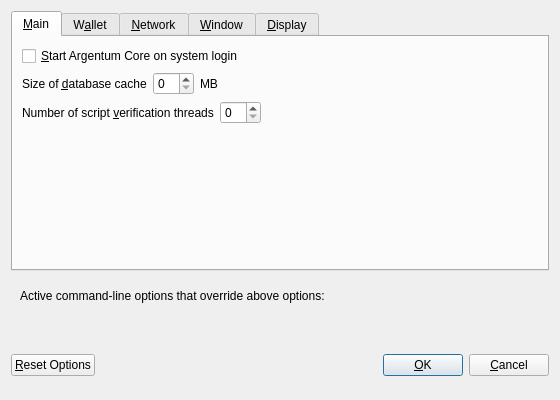
Before: the Qt Designer form src/qt/forms/optionsdialog.ui in jcomeauictx/argentum, drawn with Qt 5.
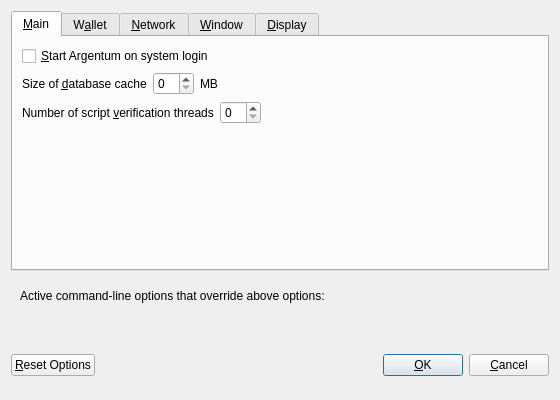
After: the same form once the commit is applied. Custom widgets are drawn as their Qt base class.

Diff of the .ui file:
```diff
--- a/src/qt/forms/optionsdialog.ui
+++ b/src/qt/forms/optionsdialog.ui
@@ -33,7 +33,7 @@
           <string>Automatically start Argentum Core after logging in to the system.</string>
          </property>
          <property name="text">
-          <string>&amp;Start Argentum Core on system login</string>
+          <string>&amp;Start Argentum on system login</string>
          </property>
         </widget>
        </item>
```
Left out of the diff: 2 changed lines with no effect on the pictures.
